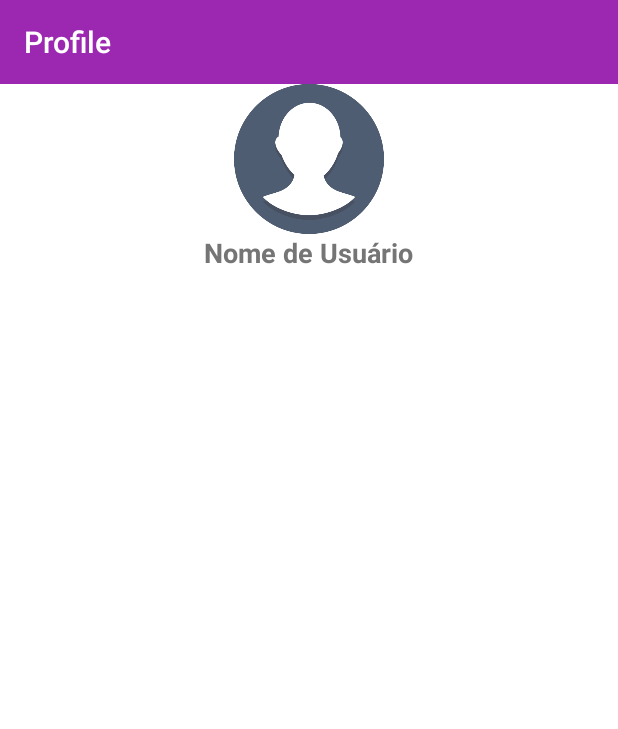
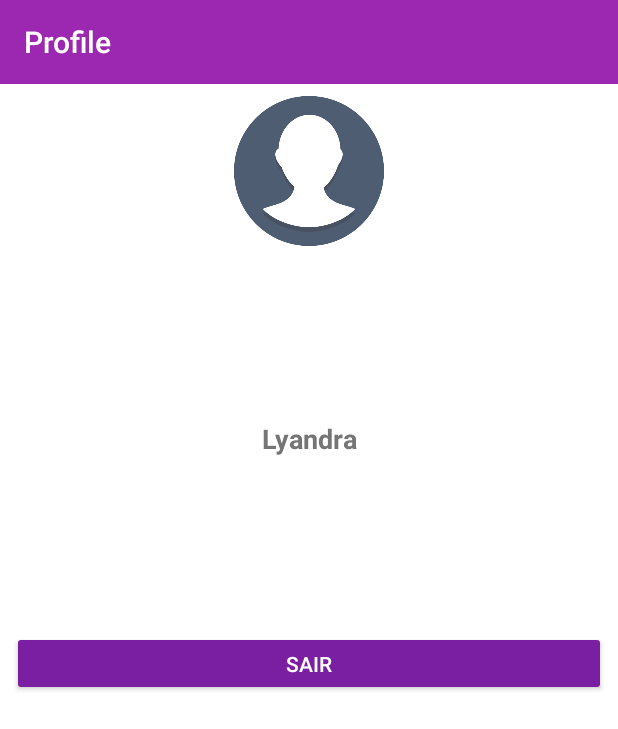
Before and after one commit to sergiokoloszuk/DigitalNews, an Android app: the fragment ProfileFragment placed in its activity, on a phone screen of 412 x 824 dp. Shown: the top 729 px of the screen. Run offline under Robolectric (Android 15) with nearby library versions, the light colour scheme and no system bars; our stand-ins replace Firebase (no records; nobody signed in at launch, a user with empty details on screens opened directly), Picasso, RxJava; libraries missing offline, so code that uses them is left out: com.facebook, com.facebook.stetho; network calls fail; pictures from the network do not load.

Commit message:
ultimas alteraçoes

```diff
--- a/app/src/main/java/br/com/digitalnews/digitalnews/profile/view/ProfileFragment.java
+++ b/app/src/main/java/br/com/digitalnews/digitalnews/profile/view/ProfileFragment.java
@@ -1,19 +1,32 @@
 package br.com.digitalnews.digitalnews.profile.view;
 
 
+import android.content.Intent;
 import android.os.Bundle;
+import android.support.annotation.NonNull;
 import android.support.v4.app.Fragment;
 import android.view.LayoutInflater;
 import android.view.View;
 import android.view.ViewGroup;
+import android.widget.Button;
 
+import com.google.android.gms.auth.api.signin.GoogleSignIn;
+import com.google.android.gms.auth.api.signin.GoogleSignInClient;
+import com.google.android.gms.auth.api.signin.GoogleSignInOptions;
+import com.google.android.gms.tasks.OnCompleteListener;
+import com.google.android.gms.tasks.Task;
+import com.google.firebase.auth.FirebaseAuth;
+
+import br.com.digitalnews.digitalnews.LoginActivity;
 import br.com.digitalnews.digitalnews.R;
 
 /**
  * A simple {@link Fragment} subclass.
  */
 public class ProfileFragment extends Fragment {
-
+    private Button btnSair;
+    FirebaseAuth firebaseAuth;
+    GoogleSignInClient googleSignInClient;
 
     public ProfileFragment() {
         // Required empty public constructor
@@ -23,7 +36,40 @@ public class ProfileFragment extends Fragment {
     public View onCreateView(LayoutInflater inflater, ViewGroup container,
                              Bundle savedInstanceState) {
         // Inflate the layout for this fragment
-        return inflater.inflate(R.layout.fragment_perfil, container, false);
+        View view = inflater.inflate(R.layout.fragment_perfil, container, false);
+
+        btnSair = view.findViewById(R.id.sair);
+        firebaseAuth = FirebaseAuth.getInstance();
+
+        GoogleSignInOptions gso = new GoogleSignInOptions.Builder(GoogleSignInOptions.DEFAULT_SIGN_IN)
+                .requestEmail()
+                .build();
+
+        googleSignInClient = GoogleSignIn.getClient(getActivity(), gso);
+
+
+        btnSair.setOnClickListener(new View.OnClickListener() {
+            @Override
+            public void onClick(View v) {
+                FirebaseAuth.getInstance().signOut();
+                signOut();
+                Intent intent = new Intent(getContext(), LoginActivity.class);
+                intent.setFlags(Intent.FLAG_ACTIVITY_CLEAR_TASK | Intent.FLAG_ACTIVITY_CLEAR_TOP);
+                startActivity(intent);
+            }
+        });
+
+
+        return view;
+
     }
 
+    private void signOut() {
+        googleSignInClient.signOut().addOnCompleteListener(getActivity(), new OnCompleteListener<Void>() {
+            @Override
+            public void onComplete(@NonNull Task<Void> task) {
+
+            }
+        });
+    }
 }
--- a/app/src/main/res/layout/fragment_perfil.xml
+++ b/app/src/main/res/layout/fragment_perfil.xml
@@ -1,12 +1,13 @@
 <?xml version="1.0" encoding="utf-8"?>
-<LinearLayout xmlns:android="http://schemas.android.com/apk/res/android"
+<android.support.constraint.ConstraintLayout xmlns:android="http://schemas.android.com/apk/res/android"
     xmlns:app="http://schemas.android.com/apk/res-auto"
+    xmlns:tools="http://schemas.android.com/tools"
     android:layout_width="match_parent"
     android:layout_height="match_parent"
-    android:background="#FFF"
-    android:orientation="vertical">
+    android:background="#FFF">
 
     <android.support.v7.widget.Toolbar
+        android:id="@+id/toolbar2"
         android:layout_width="match_parent"
         android:layout_height="wrap_content"
         android:background="@color/primary"
@@ -18,16 +19,52 @@
         android:layout_width="100dp"
         android:layout_height="100dp"
         android:layout_gravity="center"
-        android:src="@drawable/logo_user" />
+        android:layout_marginStart="8dp"
+        android:layout_marginLeft="8dp"
+        android:layout_marginTop="8dp"
+        android:layout_marginEnd="8dp"
+        android:layout_marginRight="8dp"
+        android:src="@drawable/logo_user"
+        app:layout_constraintEnd_toEndOf="parent"
+        app:layout_constraintStart_toStartOf="parent"
+        app:layout_constraintTop_toBottomOf="@+id/toolbar2" />
 
     <TextView
+        android:id="@+id/textView"
         android:layout_width="wrap_content"
         android:layout_height="wrap_content"
         android:layout_gravity="center"
-        android:text="Nome de Usuário"
+        android:layout_marginStart="8dp"
+        android:layout_marginLeft="8dp"
+        android:layout_marginTop="8dp"
+        android:layout_marginEnd="8dp"
+        android:layout_marginRight="8dp"
+        android:layout_marginBottom="8dp"
+        android:text="Lyandra"
         android:textColor="@color/secondary_text"
         android:textSize="18sp"
         android:textStyle="bold"
+        app:layout_constraintBottom_toTopOf="@+id/sair"
+        app:layout_constraintEnd_toEndOf="parent"
+        app:layout_constraintStart_toStartOf="parent"
+        app:layout_constraintTop_toBottomOf="@+id/foto_usuario" />
+
+    <Button
+        android:id="@+id/sair"
+        android:layout_width="match_parent"
+        android:layout_height="43dp"
+        android:layout_marginStart="8dp"
+        android:layout_marginLeft="8dp"
+        android:layout_marginEnd="8dp"
+        android:layout_marginRight="8dp"
+        android:layout_marginBottom="304dp"
+        android:backgroundTint="@color/primary_dark"
+        android:text="SAIR"
+        android:textColor="#fff"
+        app:layout_constraintBottom_toBottomOf="parent"
+        app:layout_constraintEnd_toEndOf="parent"
+        app:layout_constraintHorizontal_bias="0.0"
+        app:layout_constraintStart_toStartOf="parent" />
 
         />
-</LinearLayout>
+</android.support.constraint.ConstraintLayout>
```
Also changed, not shown: app/src/main/java/br/com/digitalnews/digitalnews/LoginActivity.java (+5 -5 lines), app/src/main/java/br/com/digitalnews/digitalnews/RegisterActivity.java (+19 -19 lines).
